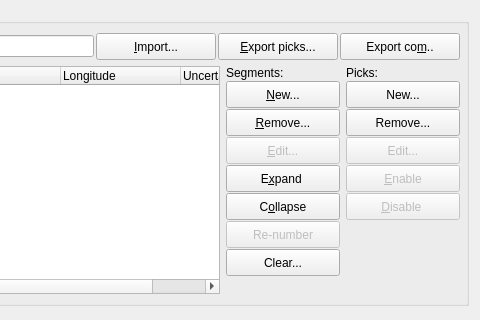
This is src/qt-widgets/HellingerDialogUi.ui in GPlates/GPlates as Qt 5 draws it before an edit; both pictures show x 320 to 800 and y 0 to 320 of the 800 by 670 pixel window. The edited form follows.
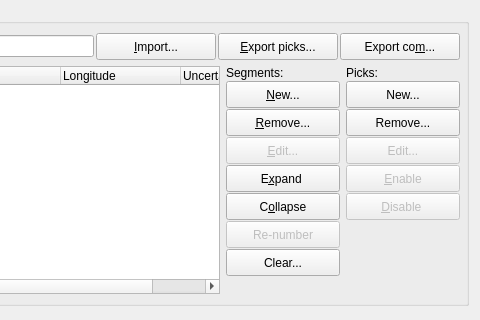
This is the edited form.

Commit message: (hellinger) Ellipsis...

```diff
--- a/src/qt-widgets/HellingerDialogUi.ui
+++ b/src/qt-widgets/HellingerDialogUi.ui
@@ -159,7 +159,7 @@
            <string>Export data to com file</string>
           </property>
           <property name="text">
-           <string>Export co&amp;m..</string>
+           <string>Export co&amp;m...</string>
           </property>
          </widget>
         </item>
```
